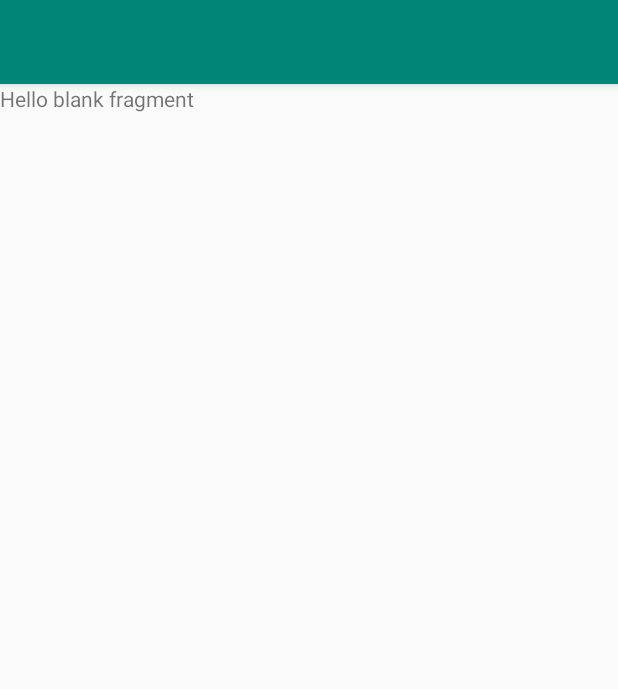
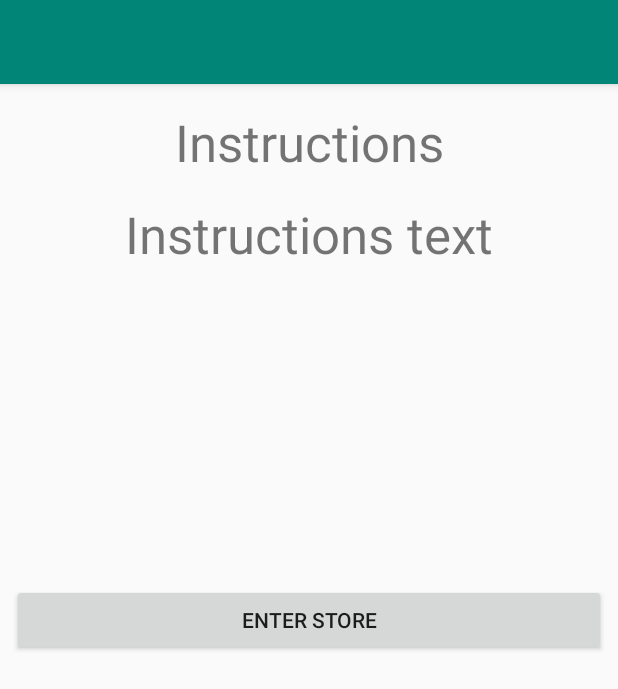
Before and after one commit to jmcs811/ShoeStore, an Android app: the InstructionFragment screen opened through its navigation route, on a phone screen of 412 x 824 dp. Shown: the top 689 px of the screen. Run offline under Robolectric (Android 15) with nearby library versions, the phone set to English and light mode, and no system bars; our stand-ins replace Timber, data binding, navigation-ui.

```diff
--- a/app/src/main/java/com/udacity/shoestore/InstructionFragment.kt
+++ b/app/src/main/java/com/udacity/shoestore/InstructionFragment.kt
@@ -5,6 +5,9 @@ import androidx.fragment.app.Fragment
 import android.view.LayoutInflater
 import android.view.View
 import android.view.ViewGroup
+import androidx.databinding.DataBindingUtil
+import androidx.navigation.findNavController
+import com.udacity.shoestore.databinding.FragmentInstructionBinding
 
 class InstructionFragment : Fragment() {
 
@@ -13,6 +16,12 @@ class InstructionFragment : Fragment() {
         savedInstanceState: Bundle?
     ): View? {
         // Inflate the layout for this fragment
-        return inflater.inflate(R.layout.fragment_instruction, container, false)
+        val binding: FragmentInstructionBinding = DataBindingUtil.inflate(
+            inflater, R.layout.fragment_instruction, container, false
+        )
+        binding.enterStoreButton.setOnClickListener { view: View ->
+            view.findNavController().navigate(R.id.action_instructionFragment_to_shoeListFragment)
+        }
+        return binding.root
     }
 }
--- a/app/src/main/res/layout/fragment_instruction.xml
+++ b/app/src/main/res/layout/fragment_instruction.xml
@@ -1,14 +1,59 @@
 <?xml version="1.0" encoding="utf-8"?>
-<FrameLayout xmlns:android="http://schemas.android.com/apk/res/android"
+<layout xmlns:android="http://schemas.android.com/apk/res/android"
     xmlns:tools="http://schemas.android.com/tools"
-    android:layout_width="match_parent"
-    android:layout_height="match_parent"
-    tools:context=".InstructionFragment">
+    xmlns:app="http://schemas.android.com/apk/res-auto">
 
-    <!-- TODO: Update blank fragment layout -->
-    <TextView
+    <data>
+
+    </data>
+
+    <androidx.constraintlayout.widget.ConstraintLayout
         android:layout_width="match_parent"
         android:layout_height="match_parent"
-        android:text="@string/hello_blank_fragment" />
+        tools:context=".InstructionFragment">
 
-</FrameLayout>
+        <TextView
+            android:id="@+id/instruction_title"
+            android:layout_width="wrap_content"
+            android:layout_height="wrap_content"
+            android:textSize="34sp"
+            android:text="Instructions"
+            android:layout_marginStart="@dimen/horizontal_margin"
+            android:layout_marginEnd="@dimen/horizontal_margin"
+            android:layout_marginTop="@dimen/vertical_margin"
+            app:layout_constraintEnd_toEndOf="parent"
+            app:layout_constraintStart_toStartOf="parent"
+            app:layout_constraintTop_toTopOf="parent" />
+
+
+        <TextView
+            android:id="@+id/textView"
+            android:layout_width="wrap_content"
+            android:layout_height="wrap_content"
+            android:text="Instructions text"
+            android:textSize="34sp"
+            android:layout_marginStart="@dimen/horizontal_margin"
+            android:layout_marginEnd="@dimen/horizontal_margin"
+            android:layout_marginTop="@dimen/vertical_margin"
+            app:layout_constraintEnd_toEndOf="parent"
+            app:layout_constraintStart_toStartOf="parent"
+            app:layout_constraintTop_toBottomOf="@id/instruction_title" />
+
+        <Button
+            android:id="@+id/enter_store_button"
+            android:layout_width="match_parent"
+            android:layout_height="wrap_content"
+            android:layout_marginBottom="192dp"
+            android:bottomLeftRadius="20dp"
+            android:bottomRightRadius="20dp"
+            android:text="Enter Store"
+            android:topLeftRadius="20dp"
+            android:topRightRadius="20dp"
+            android:layout_marginStart="@dimen/horizontal_margin"
+            android:layout_marginEnd="@dimen/horizontal_margin"
+            android:layout_marginTop="@dimen/vertical_margin"
+            app:layout_constraintBottom_toBottomOf="parent"
+            app:layout_constraintTop_toBottomOf="@+id/textView" />
+
+    </androidx.constraintlayout.widget.ConstraintLayout>
+</layout>
--- a/app/src/main/res/layout/fragment_welcome.xml
+++ b/app/src/main/res/layout/fragment_welcome.xml
@@ -43,15 +43,16 @@
             android:layout_width="match_parent"
             android:layout_height="wrap_content"
             android:layout_marginBottom="192dp"
+            android:bottomLeftRadius="20dp"
+            android:bottomRightRadius="20dp"
             android:text="Enter Store"
-            android:bottomRightRadius="20dp"
-            android:bottomLeftRadius="20dp"
             android:topLeftRadius="20dp"
             android:topRightRadius="20dp"
             android:layout_marginStart="@dimen/horizontal_margin"
             android:layout_marginEnd="@dimen/horizontal_margin"
             android:layout_marginTop="@dimen/vertical_margin"
             app:layout_constraintBottom_toBottomOf="parent"
+            app:layout_constraintTop_toBottomOf="@+id/textView"
             tools:layout_editor_absoluteX="-16dp" />
 
     </androidx.constraintlayout.widget.ConstraintLayout>
--- a/app/src/main/res/navigation/navigation.xml
+++ b/app/src/main/res/navigation/navigation.xml
@@ -27,5 +27,21 @@
         android:id="@+id/instructionFragment"
         android:name="com.udacity.shoestore.InstructionFragment"
         android:label="fragment_instruction"
-        tools:layout="@layout/fragment_instruction" />
+        tools:layout="@layout/fragment_instruction" >
+        <action
+            android:id="@+id/action_instructionFragment_to_shoeListFragment"
+            app:destination="@id/shoeListFragment" />
+    </fragment>
+    <fragment
+        android:id="@+id/shoeListFragment"
+        android:name="com.udacity.shoestore.ShoeListFragment"
+        android:label="ShoeListFragment" >
+        <action
+            android:id="@+id/action_shoeListFragment_to_shoeDetailFragment"
+            app:destination="@id/shoeDetailFragment" />
+    </fragment>
+    <fragment
+        android:id="@+id/shoeDetailFragment"
+        android:name="com.udacity.shoestore.ShoeDetailFragment"
+        android:label="ShoeDetailFragment" />
 </navigation>
```
Also changed, not shown: app/src/main/java/com/udacity/shoestore/ShoeDetailFragment.kt (added, +23 -0 lines), app/src/main/java/com/udacity/shoestore/ShoeListFragment.kt (added, +39 -0 lines), app/src/main/java/com/udacity/shoestore/ShoeViewModel.kt (added, +18 -0 lines), app/src/main/res/layout/fragment_shoe_detail.xml (added, +21 -0 lines), app/src/main/res/layout/fragment_shoe_list.xml (added, +43 -0 lines).
